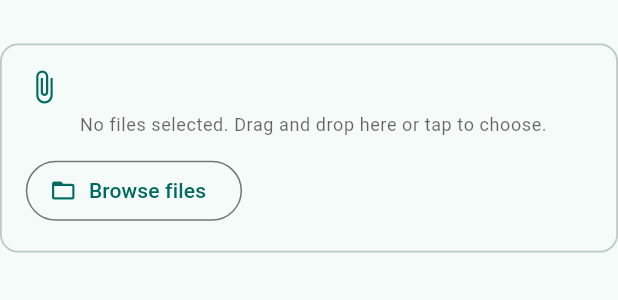
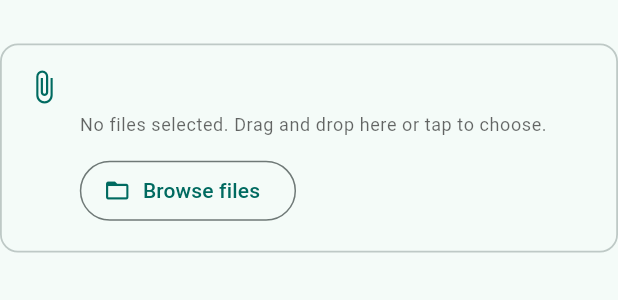
Before and after one commit to azmilazizi/kokonuts_bookkeeping, a Flutter app: the _AttachmentPicker widget shown alone on an empty page, opened directly with empty values, on a phone screen of 412 x 824 dp. Shown: the top 300 px of the screen. Run offline on Flutter 3.47's test engine with Material 3 defaults, Android fonts, the phone set to English and light mode, and no system bars; our stand-ins replace cross_file, file_picker, shared_preferences; missing offline and left inert: dart:html, dart:ui_web, desktop_drop, syncfusion_flutter_pdfviewer; accounts and stored records are empty; network calls fail.

Commit message:
Update purchase order attachments layout

```diff
--- a/lib/widgets/add_purchase_order_dialog.dart
+++ b/lib/widgets/add_purchase_order_dialog.dart
@@ -582,11 +582,6 @@ class _AddPurchaseOrderDialogState extends State<AddPurchaseOrderDialog> {
               crossAxisAlignment: CrossAxisAlignment.stretch,
               children: [
                 Text('Attachments', style: theme.textTheme.titleMedium),
-                const SizedBox(height: 8),
-                Text(
-                  'Attach supporting documents for invoices or payment receipts.',
-                  style: theme.textTheme.bodyMedium,
-                ),
                 const SizedBox(height: 12),
                 _AttachmentPicker(
                   label: 'Supporting attachments',
@@ -1769,6 +1764,7 @@ class _AttachmentPickerState extends State<_AttachmentPicker> {
   @override
   Widget build(BuildContext context) {
     final theme = Theme.of(context);
+    const iconSize = 24.0;
     final borderColor = _isDragging
         ? theme.colorScheme.primary
         : theme.colorScheme.outlineVariant;
@@ -1868,13 +1864,17 @@ class _AttachmentPickerState extends State<_AttachmentPicker> {
                                   ? Icons.file_upload
                                   : Icons.attach_file,
                               color: theme.colorScheme.primary,
+                              size: iconSize,
                             ),
                             const SizedBox(width: 12),
                             Expanded(child: descriptionSection),
                           ],
                         ),
                         const SizedBox(height: 12),
-                        browseButton,
+                        Padding(
+                          padding: const EdgeInsets.only(left: iconSize + 12),
+                          child: browseButton,
+                        ),
                       ],
                     );
                   }
@@ -1885,11 +1885,19 @@ class _AttachmentPickerState extends State<_AttachmentPicker> {
                       Icon(
                         _isDragging ? Icons.file_upload : Icons.attach_file,
                         color: theme.colorScheme.primary,
+                        size: iconSize,
                       ),
                       const SizedBox(width: 12),
-                      Expanded(child: descriptionSection),
-                      const SizedBox(width: 12),
-                      browseButton,
+                      Expanded(
+                        child: Column(
+                          crossAxisAlignment: CrossAxisAlignment.start,
+                          children: [
+                            descriptionSection,
+                            const SizedBox(height: 12),
+                            browseButton,
+                          ],
+                        ),
+                      ),
                     ],
                   );
                 },
@@ -1961,6 +1969,7 @@ class _SelectedFileChip extends StatelessWidget {
   Widget build(BuildContext context) {
     final theme = Theme.of(context);
     final sizeLabel = _formatBytes(file.size);
+    final truncatedName = _truncateFileName(file.name);
 
     return Container(
       padding: const EdgeInsets.symmetric(horizontal: 10, vertical: 8),
@@ -1976,7 +1985,7 @@ class _SelectedFileChip extends StatelessWidget {
           ConstrainedBox(
             constraints: const BoxConstraints(maxWidth: 220),
             child: Text(
-              '${file.name} ($sizeLabel)',
+              '$truncatedName ($sizeLabel)',
               style: theme.textTheme.bodySmall,
               overflow: TextOverflow.ellipsis,
             ),
@@ -2003,4 +2012,20 @@ class _SelectedFileChip extends StatelessWidget {
 
     return '${size.toStringAsFixed(size < 10 ? 1 : 0)} ${suffixes[suffixIndex]}';
   }
+
+  String _truncateFileName(String name, {int maxLength = 32}) {
+    if (name.length <= maxLength) {
+      return name;
+    }
+
+    final dotIndex = name.lastIndexOf('.');
+    final extension = dotIndex != -1 ? name.substring(dotIndex) : '';
+    final remainingLength = maxLength - extension.length - 3;
+
+    if (remainingLength <= 0) {
+      return '${name.substring(0, maxLength - 3)}...';
+    }
+
+    return '${name.substring(0, remainingLength)}...$extension';
+  }
 }
```
